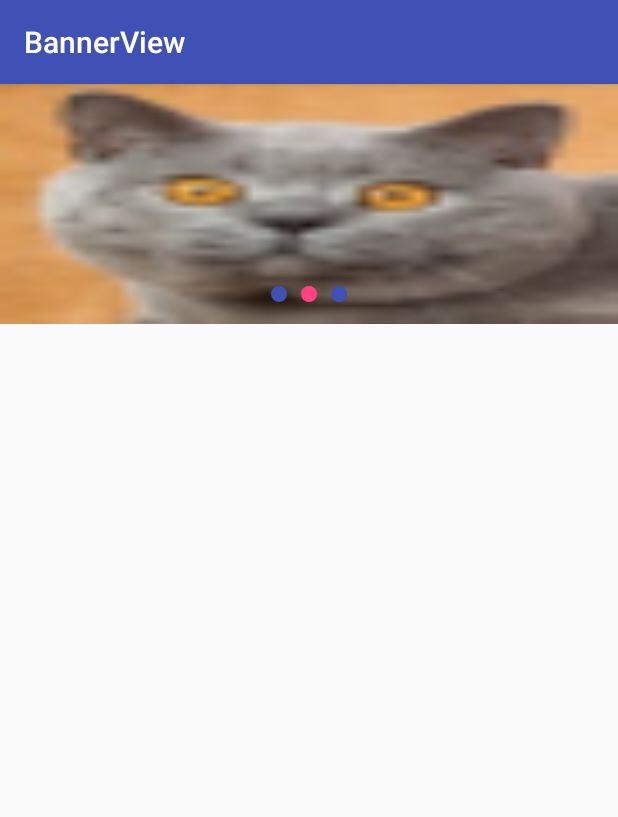
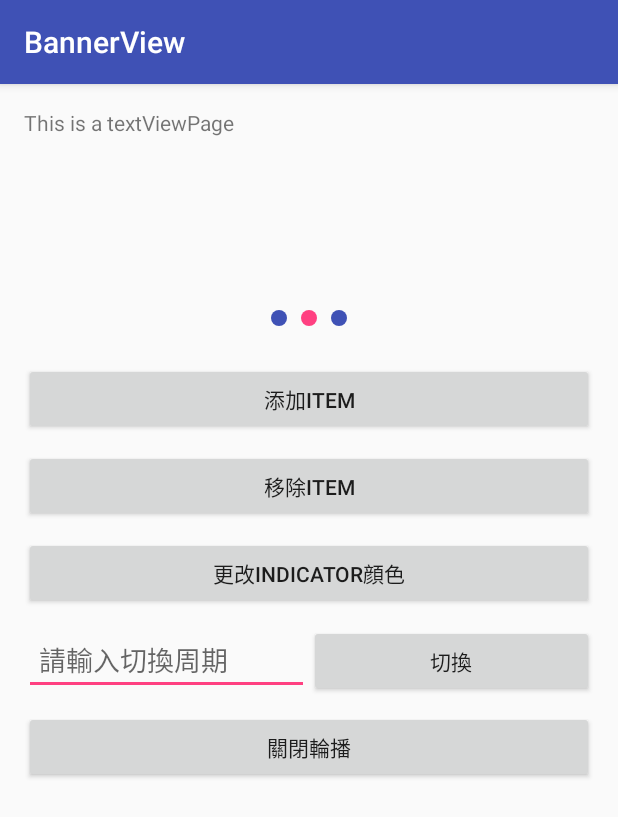
Before and after one commit to luozhanming/BannerView, an Android app: the screen it shows after launch (MainActivity), on a phone screen of 412 x 824 dp. Shown: the top 817 px of the screen. Run offline under Robolectric (Android 15) with nearby library versions, the phone set to English and light mode, and no system bars.

Commit message:
優化部分邏輯

```diff
--- a/app/src/main/java/com/zhanming/sample/MainActivity.java
+++ b/app/src/main/java/com/zhanming/sample/MainActivity.java
@@ -3,21 +3,42 @@ package com.zhanming.sample;
 import android.graphics.Color;
 import android.support.v7.app.AppCompatActivity;
 import android.os.Bundle;
+import android.view.View;
+import android.view.ViewGroup;
+import android.widget.Button;
+import android.widget.EditText;
+import android.widget.TextView;
 import android.widget.Toast;
 
 import com.zhanming.bannerview.BannerAction;
 import com.zhanming.bannerview.BannerItem;
 import com.zhanming.bannerview.BannerView;
 
-public class MainActivity extends AppCompatActivity {
+public class MainActivity extends AppCompatActivity implements View.OnClickListener {
 
     private BannerView bannerView;
+    private Button btn1, btn2, btn3, btn4, btn5;
+    private EditText editText;
 
     @Override
     protected void onCreate(Bundle savedInstanceState) {
         super.onCreate(savedInstanceState);
         setContentView(R.layout.activity_main);
         bannerView = (BannerView) findViewById(R.id.bannerView);
+        btn1 = (Button) findViewById(R.id.btn1);
+        btn2 = (Button) findViewById(R.id.btn2);
+        btn3 = (Button) findViewById(R.id.btn3);
+        btn4 = (Button) findViewById(R.id.btn4);
+        btn5 = (Button) findViewById(R.id.btn5);
+        btn1.setOnClickListener(this);
+        btn2.setOnClickListener(this);
+        btn3.setOnClickListener(this);
+        btn4.setOnClickListener(this);
+        btn5.setOnClickListener(this);
+        editText = (EditText) findViewById(R.id.editText);
+        TextView textView = new TextView(this);
+        textView.setLayoutParams(new ViewGroup.LayoutParams(ViewGroup.LayoutParams.WRAP_CONTENT, ViewGroup.LayoutParams.WRAP_CONTENT));
+        textView.setText("This is a textViewPage");
 
         bannerView.addItem(new BannerItem<Cat>(R.mipmap.timg, new BannerAction() {
             @Override
@@ -26,12 +47,7 @@ public class MainActivity extends AppCompatActivity {
 
             }
         }, new Cat("美短", 5)))
-                .addItem(new BannerItem<Cat>(R.mipmap.timg1, new BannerAction() {
-                    @Override
-                    public void onAction(BannerItem item) {
-                        Toast.makeText(MainActivity.this, ((Cat) item.getContent()).toString(), Toast.LENGTH_SHORT).show();
-                    }
-                }, new Cat("英短", 6)))
+                .addItem(new BannerItem<Cat>(textView, null, null))
                 .addItem(new BannerItem<Cat>(R.mipmap.timg2, new BannerAction() {
                     @Override
                     public void onAction(BannerItem item) {
@@ -39,8 +55,48 @@ public class MainActivity extends AppCompatActivity {
                     }
                 }, new Cat("中华田园", 7)))
                 .setChangePeroid(3000)
-            //    .setIndicatorActiveColor(Color.BLUE)
-           //     .setIndicatorInactiveColor(Color.RED)
+                //    .setIndicatorActiveColor(Color.BLUE)
+                //     .setIndicatorInactiveColor(Color.RED)
                 .initialize();
     }
+
+    boolean colorFlag;
+
+    @Override
+    public void onClick(View v) {
+        int id = v.getId();
+        switch (id) {
+            case R.id.btn1:
+                bannerView.addItem(new BannerItem<Cat>(R.mipmap.timg1, new BannerAction() {
+                    @Override
+                    public void onAction(BannerItem item) {
+                        Toast.makeText(MainActivity.this, ((Cat) item.getContent()).toString(), Toast.LENGTH_SHORT).show();
+
+                    }
+                }, new Cat("英短", 6)));
+                break;
+            case R.id.btn2:
+                bannerView.removeItem(0);
+                break;
+            case R.id.btn3:
+                if (colorFlag) {
+                    bannerView.setIndicatorInactiveColor(Color.RED);
+                    bannerView.setIndicatorActiveColor(Color.GREEN);
+                    colorFlag = false;
+                }else{
+                    bannerView.setIndicatorInactiveColor(Color.GREEN);
+                    bannerView.setIndicatorActiveColor(Color.RED);
+                    colorFlag = true;
+                }
+                break;
+            case R.id.btn4:
+                String s = editText.getText().toString();
+                int duration = Integer.valueOf(s);
+                bannerView.setChangePeroid(duration);
+                break;
+            case R.id.btn5:
+                bannerView.cancelLooping();
+                break;
+        }
+    }
 }
--- a/app/src/main/res/layout/activity_main.xml
+++ b/app/src/main/res/layout/activity_main.xml
@@ -1,9 +1,11 @@
 <?xml version="1.0" encoding="utf-8"?>
-<RelativeLayout xmlns:android="http://schemas.android.com/apk/res/android"
+<LinearLayout xmlns:android="http://schemas.android.com/apk/res/android"
     xmlns:tools="http://schemas.android.com/tools"
     android:id="@+id/activity_main"
     android:layout_width="match_parent"
     android:layout_height="match_parent"
+    android:orientation="vertical"
+    android:padding="16dp"
     tools:context="com.zhanming.sample.MainActivity">
 
 
@@ -11,4 +13,51 @@
         android:id="@+id/bannerView"
         android:layout_width="match_parent"
         android:layout_height="160dp"></com.zhanming.bannerview.BannerView>
-</RelativeLayout>
+
+    <Button
+        android:id="@+id/btn1"
+        android:layout_marginTop="10dp"
+        android:text="添加Item"
+        android:layout_width="match_parent"
+        android:layout_height="wrap_content" />
+    <Button
+        android:id="@+id/btn2"
+        android:layout_marginTop="10dp"
+        android:text="移除Item"
+        android:layout_width="match_parent"
+        android:layout_height="wrap_content" />
+
+    <Button
+        android:id="@+id/btn3"
+        android:layout_marginTop="10dp"
+        android:layout_width="match_parent"
+        android:layout_height="wrap_content"
+        android:text="更改Indicator顔色"/>
+    <LinearLayout
+        android:layout_marginTop="10dp"
+        android:layout_width="match_parent"
+        android:orientation="horizontal"
+        android:layout_height="wrap_content">
+        <EditText
+            android:id="@+id/editText"
+            android:layout_width="0dp"
+            android:layout_weight="1"
+            android:padding="10dp"
+            android:inputType="number"
+            android:hint="請輸入切換周期"
+            android:layout_height="wrap_content" />
+        <Button
+            android:id="@+id/btn4"
+            android:layout_weight="1"
+            android:layout_width="0dp"
+            android:text="切換"
+            android:layout_height="wrap_content" />
+    </LinearLayout>
+
+    <Button
+        android:id="@+id/btn5"
+        android:layout_marginTop="10dp"
+        android:text="關閉輪播"
+        android:layout_width="match_parent"
+        android:layout_height="wrap_content" />
+</LinearLayout>
--- a/bannerview/src/main/java/com/zhanming/bannerview/BannerView.java
+++ b/bannerview/src/main/java/com/zhanming/bannerview/BannerView.java
@@ -12,6 +12,7 @@ import android.view.LayoutInflater;
 import android.view.MotionEvent;
 import android.view.View;
 import android.view.ViewGroup;
+import android.view.ViewParent;
 import android.widget.FrameLayout;
 import android.widget.ImageView;
 import android.widget.LinearLayout;
@@ -129,11 +130,20 @@ public class BannerView extends FrameLayout {
         //设置指示器
         int size = items.size();
         for (int i = 0; i < size; i++) {
+            addIndicatorToContainer(i);
+        }
+        //实现左右循环
+        mPager.setCurrentItem(Integer.MAX_VALUE / 2);
+        beginLoop();
+        hasInitialized = true;
+    }
+
+    private void addIndicatorToContainer(int position) {
         IndicatorView indicator = new IndicatorView(getContext());
         indicator.setSize(bannerIndicatorSize);
         indicator.setActiveColor(indicatorActiveColor);
         indicator.setInactiveColor(indicatorInactiveColor);
-            if (i == mChangePeroid) {
+        if (position == mCurrentPosition) {
             indicator.setState(IndicatorView.ACTIVE);
         } else {
             indicator.setState(IndicatorView.INACTIVE);
@@ -141,11 +151,6 @@ public class BannerView extends FrameLayout {
         indicator.setLayoutParams(new ViewGroup.LayoutParams(ViewGroup.LayoutParams.WRAP_CONTENT, ViewGroup.LayoutParams.WRAP_CONTENT));
         mIndicatorContainer.addView(indicator);
         indicators.add(indicator);
-        }
-        //实现左右循环
-        mPager.setCurrentItem(Integer.MAX_VALUE / 2);
-        beginLoop();
-        hasInitialized = true;
     }
 
     /**
@@ -186,13 +191,23 @@ public class BannerView extends FrameLayout {
     public BannerView addItem(BannerItem item) {
         items.add(item);
         if (hasInitialized) {
-            mPager.getAdapter().notifyDataSetChanged();
+            if(isLooping){
+                cancelLooping();
+            }
+            mIndicatorContainer.removeAllViews();
+            indicators.clear();
+            initialize();
+            beginLoop();
         }
         return this;
     }
 
     public BannerView setChangePeroid(int peroid) {
         this.mChangePeroid = peroid;
+        if (isLooping) {
+            cancelLooping();
+            beginLoop();
+        }
         return this;
     }
 
@@ -281,6 +296,7 @@ public class BannerView extends FrameLayout {
             int pos = position % datas.size();
             final BannerItem item = datas.get(pos);
             View bannerItemView = getBannerItemView(item);
+            if(bannerItemView.getParent()==null){
                 container.addView(bannerItemView);
                 if (item.getAction() != null) {
                     bannerItemView.setOnClickListener(new OnClickListener() {
@@ -289,6 +305,7 @@ public class BannerView extends FrameLayout {
                             item.getAction().onAction(item);
                         }
                     });
+            }
             }
             Log.d(TAG, "instantiateItem:" + position);
             return bannerItemView;
```
Lines whose indentation alone changed are shown as unchanged.
